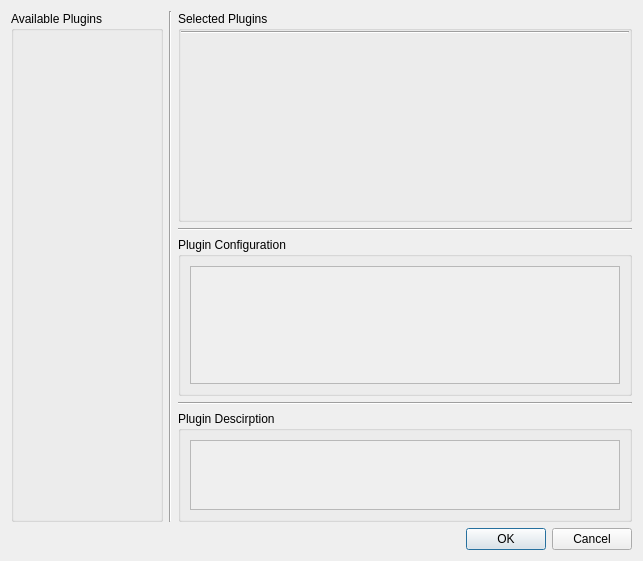
commschamp/cc_tools_qt, file app/cc_view/src/ui/PluginConfigDialog.ui: the form before one commit.
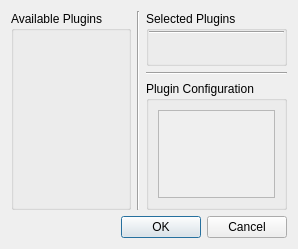
The form after the commit.

Commit message: Moving the plugin description to a tooltip.

What changed in the file:
```diff
--- a/app/cc_view/src/ui/PluginConfigDialog.ui
+++ b/app/cc_view/src/ui/PluginConfigDialog.ui
@@ -6,8 +6,8 @@
    <rect>
     <x>0</x>
     <y>0</y>
-    <width>643</width>
-    <height>561</height>
+    <width>298</width>
+    <height>249</height>
    </rect>
   </property>
   <property name="windowTitle">
@@ -48,7 +48,7 @@
       </widget>
      </item>
      <item>
-      <layout class="QVBoxLayout" name="verticalLayout_8" stretch="4,0,3,0,2">
+      <layout class="QVBoxLayout" name="verticalLayout_8" stretch="3,0,7">
        <item>
         <widget class="QGroupBox" name="m_selectedGroupBox">
          <property name="title">
@@ -103,8 +103,8 @@
               <rect>
                <x>0</x>
                <y>0</y>
-               <width>426</width>
-               <height>117</height>
+               <width>125</width>
+               <height>83</height>
               </rect>
              </property>
              <layout class="QVBoxLayout" name="verticalLayout_2"/>
@@ -114,61 +114,6 @@
          </layout>
         </widget>
        </item>
-       <item>
-        <widget class="Line" name="line_3">
-         <property name="orientation">
-          <enum>Qt::Horizontal</enum>
-         </property>
-        </widget>
-       </item>
-       <item>
-        <widget class="QGroupBox" name="m_descGroupBox">
-         <property name="title">
-          <string>Plugin Descirption</string>
-         </property>
-         <layout class="QVBoxLayout" name="verticalLayout_7">
-          <item>
-           <widget class="QScrollArea" name="m_descScrollArea">
-            <property name="widgetResizable">
-             <bool>true</bool>
-            </property>
-            <widget class="QWidget" name="scrollAreaWidgetContents_4">
-             <property name="geometry">
-              <rect>
-               <x>0</x>
-               <y>0</y>
-               <width>426</width>
-               <height>76</height>
-              </rect>
-             </property>
-             <layout class="QVBoxLayout" name="verticalLayout_5">
-              <item>
-               <widget class="QLabel" name="m_descLabel">
-                <property name="text">
-                 <string/>
-                </property>
-               </widget>
-              </item>
-              <item>
-               <spacer name="verticalSpacer">
-                <property name="orientation">
-                 <enum>Qt::Vertical</enum>
-                </property>
-                <property name="sizeHint" stdset="0">
-                 <size>
-                  <width>20</width>
-                  <height>40</height>
-                 </size>
-                </property>
-               </spacer>
-              </item>
-             </layout>
-            </widget>
-           </widget>
-          </item>
-         </layout>
-        </widget>
-       </item>
       </layout>
      </item>
     </layout>
```
The commit also changes 5 other files.
